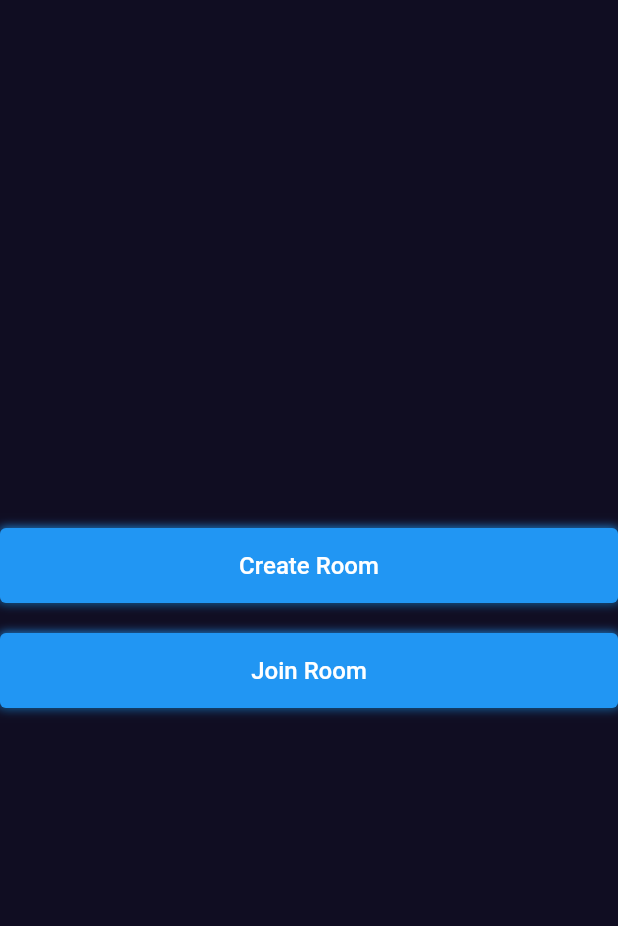
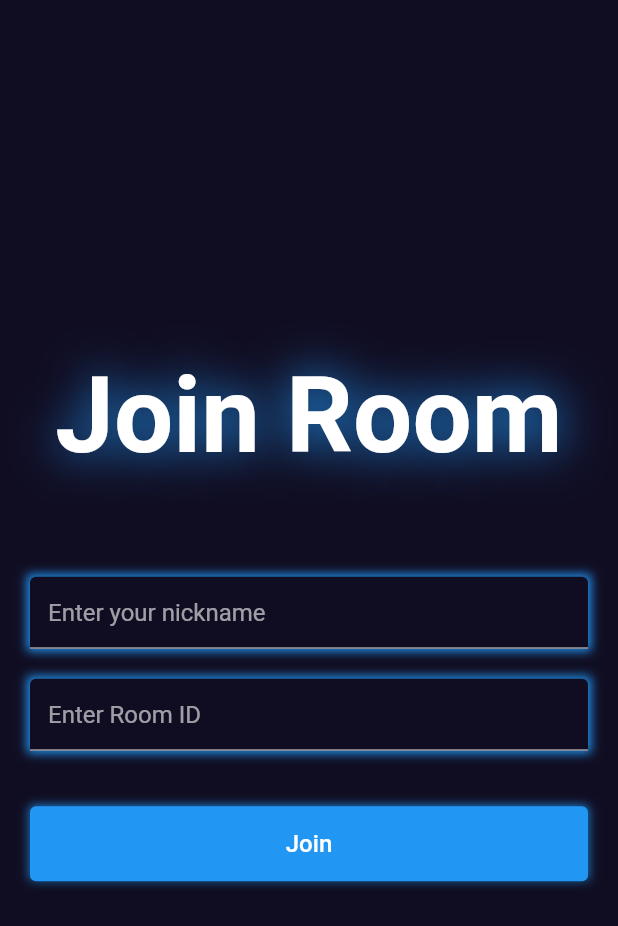
Before and after one commit to chicky-krukie/multiplayer_xoxo, a Flutter app: the screen it shows after launch, after a tap on "Join Room", on a phone screen of 412 x 824 dp. Shown: the top 926 px of the screen. Run offline on Flutter 3.47's test engine with Material 2 defaults, Android fonts, the light colour scheme and no system bars.

Commit message:
add create and join room interface

```diff
--- a/lib/main.dart
+++ b/lib/main.dart
@@ -1,4 +1,6 @@
 import 'package:flutter/material.dart';
+import 'package:multiplayer_xoxo/screens/create_room_screen.dart';
+import 'package:multiplayer_xoxo/screens/join_room_screen.dart';
 import 'package:multiplayer_xoxo/screens/main_menu_screen.dart';
 import 'package:multiplayer_xoxo/utils/colors.dart';
 
@@ -16,7 +18,12 @@ class MyApp extends StatelessWidget {
       theme: ThemeData.dark().copyWith(
         scaffoldBackgroundColor: bgColor,
       ),
-      home: const MainMenuScreen(),
+      routes: {
+        MainMenuScreen.routeName: (context) => const MainMenuScreen(),
+        CreateRoomScreen.routeName: (context) => const CreateRoomScreen(),
+        JoinRoomScreen.routeName: (context) => const JoinRoomScreen(),
+      },
+      initialRoute: MainMenuScreen.routeName,
     );
   }
 }
--- /dev/null
+++ b/lib/screens/join_room_screen.dart
@@ -0,0 +1,62 @@
+import 'package:flutter/material.dart';
+import 'package:multiplayer_xoxo/responsive/responsive.dart';
+import 'package:multiplayer_xoxo/widget/custom_button.dart';
+import 'package:multiplayer_xoxo/widget/custom_text.dart';
+import 'package:multiplayer_xoxo/widget/custom_text_field.dart';
+
+class JoinRoomScreen extends StatefulWidget {
+  static String routeName = '/join-room';
+  const JoinRoomScreen({super.key});
+
+  @override
+  State<JoinRoomScreen> createState() => _JoinRoomScreenState();
+}
+
+class _JoinRoomScreenState extends State<JoinRoomScreen> {
+  final TextEditingController _nameController = TextEditingController();
+  final TextEditingController _roomIDController = TextEditingController();
+
+  @override
+  void dispose() {
+    super.dispose();
+    _nameController.dispose();
+    _roomIDController.dispose();
+  }
+
+  @override
+  Widget build(BuildContext context) {
+    final size = MediaQuery.of(context).size;
+
+    return Scaffold(
+      body: Responsive(
+        child: Container(
+          margin: const EdgeInsets.symmetric(
+            horizontal: 20,
+          ),
+          child: Column(
+            mainAxisAlignment: MainAxisAlignment.center,
+            crossAxisAlignment: CrossAxisAlignment.center,
+            children: [
+              const CustomText(
+                shadows: [
+                  Shadow(
+                    blurRadius: 40,
+                    color: Colors.blue,
+                  )
+                ],
+                text: 'Join Room',
+                fontSize: 70,
+              ),
+              SizedBox(height: size.height * 0.08),
+              CustomTextField(controller: _nameController, hintText: 'Enter your nickname'),
+              const SizedBox(height: 20),
+              CustomTextField(controller: _roomIDController, hintText: 'Enter Room ID'),
+              SizedBox(height: size.height * 0.045),
+              CustomButton(onTap: () {}, text: 'Join')
+            ]
+          ),
+        )
+      )
+    );
+  }
+}
--- a/lib/screens/main_menu_screen.dart
+++ b/lib/screens/main_menu_screen.dart
@@ -1,9 +1,20 @@
 import 'package:flutter/material.dart';
+import 'package:multiplayer_xoxo/screens/create_room_screen.dart';
+import 'package:multiplayer_xoxo/screens/join_room_screen.dart';
 import 'package:multiplayer_xoxo/widget/custom_button.dart';
 import 'package:multiplayer_xoxo/responsive/responsive.dart';
 
 class MainMenuScreen extends StatelessWidget {
+  static String routeName = '/main-menu';
   const MainMenuScreen({super.key});
+
+  void createRoom(BuildContext context) {
+    Navigator.pushNamed(context, CreateRoomScreen.routeName);
+  }
+
+  void joinRoom(BuildContext context) {
+    Navigator.pushNamed(context, JoinRoomScreen.routeName);
+  }
 
   @override
   Widget build(BuildContext context) {
@@ -12,9 +23,15 @@ class MainMenuScreen extends StatelessWidget {
         child: Column(
           mainAxisAlignment: MainAxisAlignment.center,
           children: [
-            CustomButton(onTap: () {}, text: 'Create Room'),
+            CustomButton(
+              onTap: () => createRoom(context),
+              text: 'Create Room'
+              ),
             const SizedBox(height: 20),
-            CustomButton(onTap: () {}, text: 'Join Room'),
+            CustomButton(
+              onTap: () => joinRoom(context),
+              text: 'Join Room'
+              ),
           ],
         )
       )
--- /dev/null
+++ b/lib/widget/custom_text.dart
@@ -0,0 +1,21 @@
+import 'package:flutter/material.dart';
+
+class CustomText extends StatelessWidget {
+   final List<Shadow> shadows;
+   final String text;
+   final double fontSize;
+   const CustomText({super.key, required this.shadows, required this.text, required this.fontSize});
+
+   @override
+   Widget build(BuildContext context) {
+    return Text(
+      text,
+      style: TextStyle(
+        color: Colors.white,
+         fontWeight: FontWeight.bold,
+         fontSize: fontSize,
+         shadows: shadows,
+      )
+    );
+   }
+}
--- /dev/null
+++ b/lib/widget/custom_text_field.dart
@@ -0,0 +1,31 @@
+import 'package:flutter/material.dart';
+import 'package:multiplayer_xoxo/utils/colors.dart';
+
+class CustomTextField extends StatelessWidget {
+  final TextEditingController controller;
+  final String hintText;
+  const CustomTextField({super.key, required this.controller, required this.hintText});
+
+  @override
+  Widget build(BuildContext context) {
+    return Container(
+      decoration: const BoxDecoration(
+        boxShadow: [
+          BoxShadow(
+            color: Colors.blue,
+            blurRadius: 5,
+            spreadRadius: 2,
+          )
+        ]
+      ),
+      child: TextField(
+        controller: controller,
+        decoration: InputDecoration(
+          fillColor: bgColor,
+          filled: true,
+          hintText: hintText,
+        ),
+      ),
+    );
+  }
+}
```
Also changed, not shown: lib/screens/create_room_screen.dart (added, +58 -0 lines).
